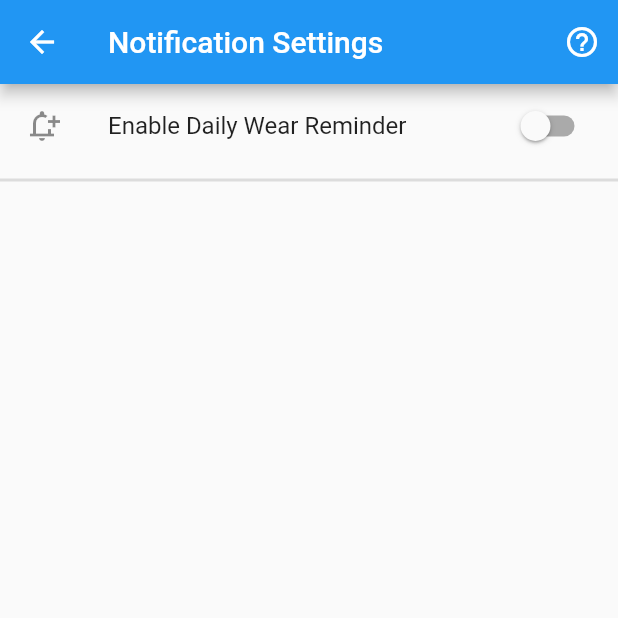
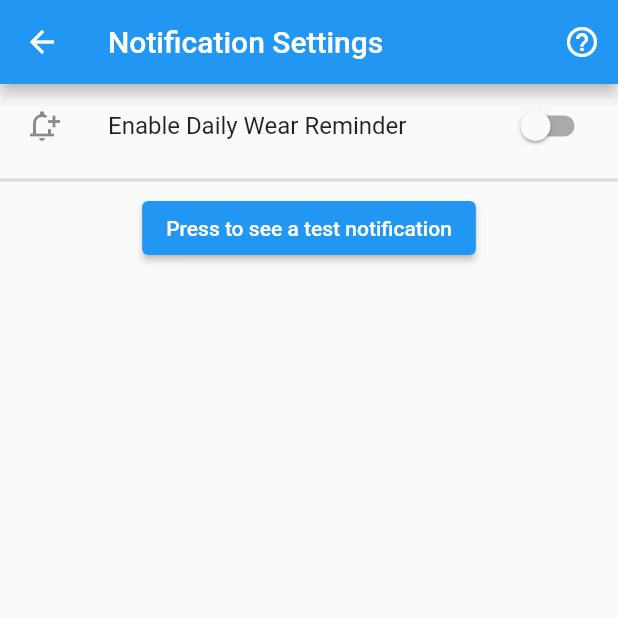
Before and after one commit to Stif-UK/WristCheck, a Flutter app: the Notifications screen opened directly, on a phone screen of 412 x 824 dp, the top half of it. Run offline on Flutter 3.47's test engine with Material 2 defaults, Android fonts, the phone set to English and light mode, and no system bars; our stand-ins replace file_picker, flutter_local_notifications, flutter_markdown, get, hive, hive_flutter and 7 more; accounts and stored records are empty.

Commit message:
demo notification triggering

```diff
--- a/lib/ui/notifications.dart
+++ b/lib/ui/notifications.dart
@@ -1,5 +1,6 @@
 import 'package:flutter/material.dart';
 import 'package:wristcheck/copy/dialogs.dart';
+import 'package:wristcheck/services/local_notification_service.dart';
 
 enum NotificationTimeOptions {morning, afternoon, evening, custom}
 
@@ -11,6 +12,16 @@ class Notifications extends StatefulWidget {
 }
 
 class _NotificationsState extends State<Notifications> {
+  late final WristCheckLocalNotificationService notificationService;
+
+
+  @override
+  void initState() {
+    notificationService = WristCheckLocalNotificationService();
+    notificationService.initialize();
+    super.initState();
+  }
+
   //TODO: Implement shared pref
   bool _notificationsEnabled = false;
   NotificationTimeOptions _notificationTime = NotificationTimeOptions.morning;
@@ -45,6 +56,12 @@ class _NotificationsState extends State<Notifications> {
               }
           ),
           const Divider(thickness: 2,),
+
+          //ToDo: Remove this once tested
+          ElevatedButton(onPressed: () async {
+            await notificationService.showNotification(id: 0, title: "WristCheck Reminder", body: "Don't forget to log what's on your wrist!");
+          }, child: const Text("Press to see a test notification")),
+
           //If notifications have been enabled, show time picker
           _notificationsEnabled? Column(
             mainAxisAlignment: MainAxisAlignment.start,
```
Also changed, not shown: lib/services/local_notification_service.dart (added, +74 -0 lines), lib/services/local_notifcation_service.dart (deleted), 7 other files.
